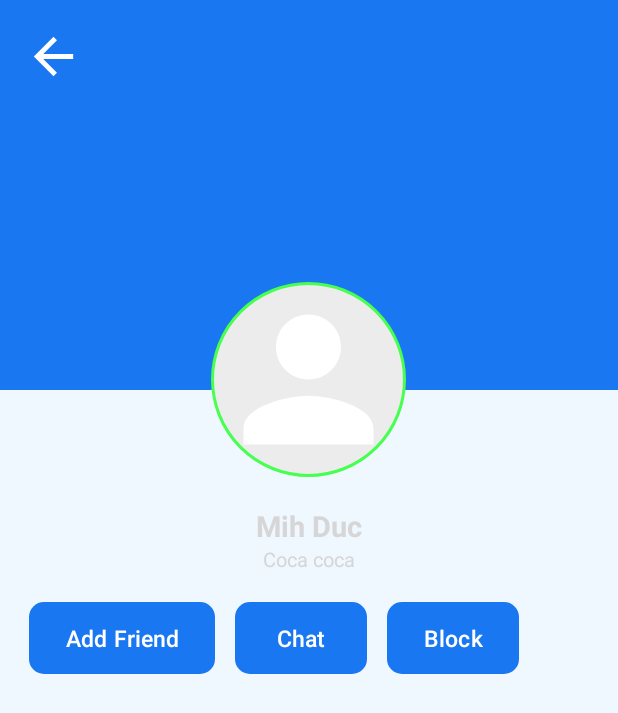
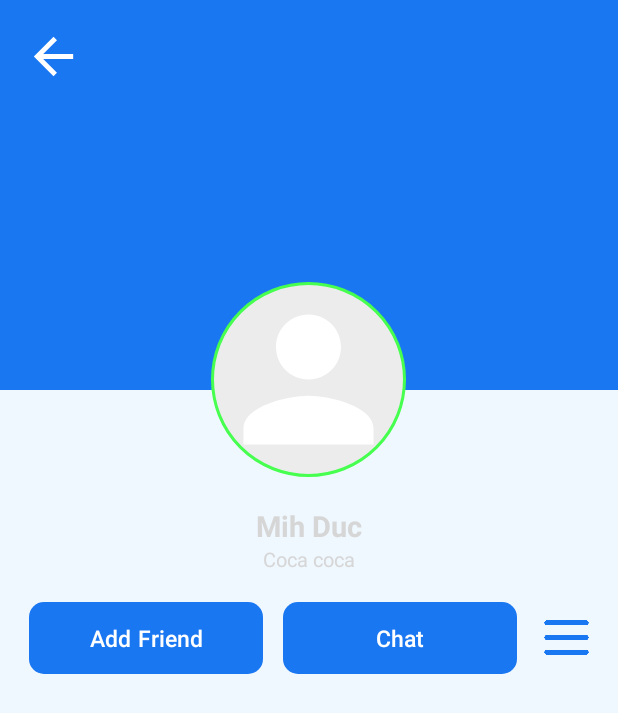
Before and after one commit to rhymLele/Chating, an Android app: the ReceiverDetailProfileActivity screen opened directly, with no data from a screen before it, on a phone screen of 412 x 824 dp. Shown: the top 713 px of the screen. Run offline under Robolectric (Android 15) with nearby library versions, the phone set to English and light mode, and no system bars; our stand-ins replace Firebase (no records; nobody signed in at launch, a user with empty details on screens opened directly), sdp/ssp sizes; plain views replace RoundedImageView; 3 statements that could not run were skipped.

Commit message:
refix block user

```diff
--- a/app/src/main/java/com/duc/chatting/chat/views/ReceiverDetailProfileActivity.java
+++ b/app/src/main/java/com/duc/chatting/chat/views/ReceiverDetailProfileActivity.java
@@ -7,9 +7,12 @@ import android.graphics.BitmapFactory;
 import android.os.Bundle;
 import android.util.Base64;
 import android.util.Log;
+import android.view.LayoutInflater;
 import android.view.View;
 import android.view.ViewGroup;
 import android.widget.Button;
+import android.widget.TextView;
+import android.widget.Toast;
 
 import androidx.activity.EdgeToEdge;
 import androidx.appcompat.app.AppCompatActivity;
@@ -20,10 +23,12 @@ import androidx.lifecycle.ViewModelProvider;
 
 import com.duc.chatting.R;
 import com.duc.chatting.chat.models.User;
+import com.duc.chatting.chat.viewmodels.BlockUserViewModel;
 import com.duc.chatting.chat.viewmodels.ReceiverDetailProfileViewModel;
 import com.duc.chatting.databinding.ActivityReceiverDetailProfileBinding;
 import com.duc.chatting.utilities.Contants;
 import com.duc.chatting.utilities.PreferenceManager;
+import com.google.android.material.bottomsheet.BottomSheetDialog;
 
 public class ReceiverDetailProfileActivity extends AppCompatActivity {
     private ActivityReceiverDetailProfileBinding binding;
@@ -33,7 +38,7 @@ public class ReceiverDetailProfileActivity extends AppCompatActivity {
     private User dataUser;
     Dialog dialog;
     Button btnDialogCancel,getBtnDialogConfirm;
-
+    private BlockUserViewModel blockUserViewModel;
     @Override
     protected void onCreate(Bundle savedInstanceState) {
         super.onCreate(savedInstanceState);
@@ -50,6 +55,7 @@ public class ReceiverDetailProfileActivity extends AppCompatActivity {
 
 
         viewModel=new ViewModelProvider(this).get(ReceiverDetailProfileViewModel.class);
+        blockUserViewModel=new  ViewModelProvider(this).get(BlockUserViewModel.class);
         preferenceManager=new PreferenceManager(getApplicationContext());
         loadReceiverDetails();
 
@@ -57,7 +63,7 @@ public class ReceiverDetailProfileActivity extends AppCompatActivity {
         dialog=new Dialog(this);
         dialog.setContentView(R.layout.custom_dialog_box_unfriend);
         dialog.getWindow().setLayout(ViewGroup.LayoutParams.WRAP_CONTENT,ViewGroup.LayoutParams.WRAP_CONTENT);
-        dialog.getWindow().setBackgroundDrawable(getDrawable(R.drawable.et_background));
+        dialog.getWindow().setBackgroundDrawable(getDrawable(R.drawable.custom_dialog_background));
         dialog.setCancelable(false);
         btnDialogCancel=dialog.findViewById(R.id.btnDialogCancel);
         getBtnDialogConfirm=dialog.findViewById(R.id.btnDialogConfirm);
@@ -74,6 +80,34 @@ public class ReceiverDetailProfileActivity extends AppCompatActivity {
         binding.imageBack.setOnClickListener(v -> {
             finish();
         });
+        BottomSheetDialog bottomSheetDialog = new BottomSheetDialog(this);
+        View sheetView = LayoutInflater.from(this).inflate(R.layout.bottom_sheet_menu, null);
+        bottomSheetDialog.setContentView(sheetView);
+
+        TextView report = sheetView.findViewById(R.id.reportOption);
+        TextView block = sheetView.findViewById(R.id.blockOption);
+        blockUserViewModel.observeBlockStatusRealtime(receiverUser.getId());
+        blockUserViewModel.getBlockStatusLiveData().observe(this, status -> {
+            if (status == null) return;
+            if (status.youBlockedThem) {
+                block.setText("Unblock User");
+            }
+        });
+        binding.moreRes.setOnClickListener(v -> {
+            report.setOnClickListener(view -> {
+                Toast.makeText(this, "Reported!", Toast.LENGTH_SHORT).show();
+                bottomSheetDialog.dismiss();
+            });
+
+            block.setOnClickListener(view -> {
+                blockUserViewModel.blockUser(receiverUser.getId());
+                Toast.makeText(this, "Blocked!", Toast.LENGTH_SHORT).show();
+                bottomSheetDialog.dismiss();
+            });
+
+            bottomSheetDialog.show();
+        });
+
         viewModel.dataUser(receiverUser.getId());
         viewModel.getUserMutableLiveData().observe(this,user -> {
                 dataUser=user;
--- a/app/src/main/res/layout/activity_receiver_detail_profile.xml
+++ b/app/src/main/res/layout/activity_receiver_detail_profile.xml
@@ -93,7 +93,7 @@
         android:orientation="horizontal">
         <Button
             android:id="@+id/buttonAddFriend"
-            android:layout_width="wrap_content"
+            android:layout_width="@dimen/_120sdp"
             android:layout_height="wrap_content"
             android:text="Add Friend"
             android:background="@drawable/btn_background"
@@ -101,21 +101,23 @@
             />
         <Button
             android:id="@+id/buttonInbox"
-            android:layout_width="wrap_content"
+            android:layout_width="@dimen/_120sdp"
             android:layout_height="wrap_content"
             android:text="Chat"
             android:background="@drawable/btn_background"
-            android:layout_marginLeft="@dimen/_10sdp"
+            android:layout_marginStart="@dimen/_10sdp"
             android:textSize="@dimen/_12sdp"
             />
-        <Button
-            android:id="@+id/buttonMoreHoriz"
-            android:layout_width="wrap_content"
-            android:layout_height="wrap_content"
-            android:text="Block"
+        <ImageButton
+            android:id="@+id/moreRes"
+            android:layout_width="@dimen/_30sdp"
+            android:layout_height="@dimen/_30sdp"
+            android:src="@drawable/menu"
             android:background="@drawable/btn_background"
-            android:layout_marginLeft="@dimen/_10sdp"
-            android:textSize="@dimen/_12sdp"
+            app:tint="@color/my_primary"
+            android:scaleType="fitCenter"
+            android:layout_marginStart="@dimen/_10sdp"
+            android:layout_gravity="center"
             />
 
     </LinearLayout>
```
Also changed, not shown: app/src/main/java/com/duc/chatting/chat/viewmodels/ChatActivityViewModel.java (+17 -16 lines), app/src/main/java/com/duc/chatting/chat/views/ChatActivity.java (+28 -9 lines), app/src/main/java/com/duc/chatting/chat/views/ReceiverConservationActivity.java (+26 -3 lines), app/src/main/java/com/duc/chatting/utilities/widgets/StartGameDialogFragment.java (+6 -6 lines), app/src/main/res/layout/activity_chat.xml (+53 -41 lines), app/src/main/res/layout/bottom_sheet_menu.xml (added, +54 -0 lines), app/src/main/res/menu/item_more.xml (added, +9 -0 lines), app/src/main/res/drawable/menu.png (added).
